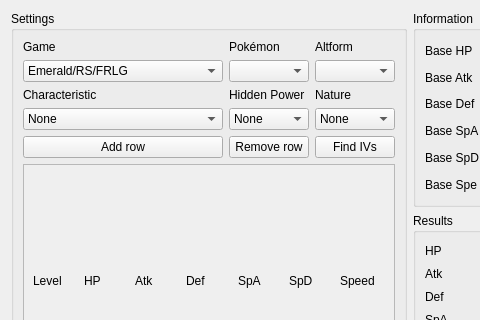
Admiral-Fish/PokeFinder, file Form/Util/IVCalculator.ui: the form before one commit; both pictures show x 0 to 480 and y 0 to 320 of the 630 by 420 pixel window.
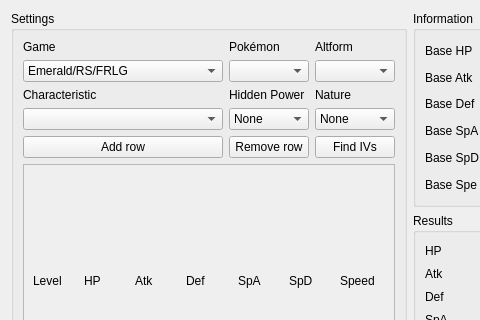
The form after the commit. Custom widgets are drawn as their Qt base class.

The edit to the form file:
```diff
--- a/Form/Util/IVCalculator.ui
+++ b/Form/Util/IVCalculator.ui
@@ -103,13 +103,7 @@
        </widget>
       </item>
       <item row="3" column="0">
-       <widget class="ComboBoxProxy" name="comboBoxCharacteristic">
-        <item>
-         <property name="text">
-          <string>None</string>
-         </property>
-        </item>
-       </widget>
+       <widget class="ComboBoxProxy" name="comboBoxCharacteristic"/>
       </item>
       <item row="3" column="1">
        <widget class="ComboBoxProxy" name="comboBoxHiddenPower">
```
